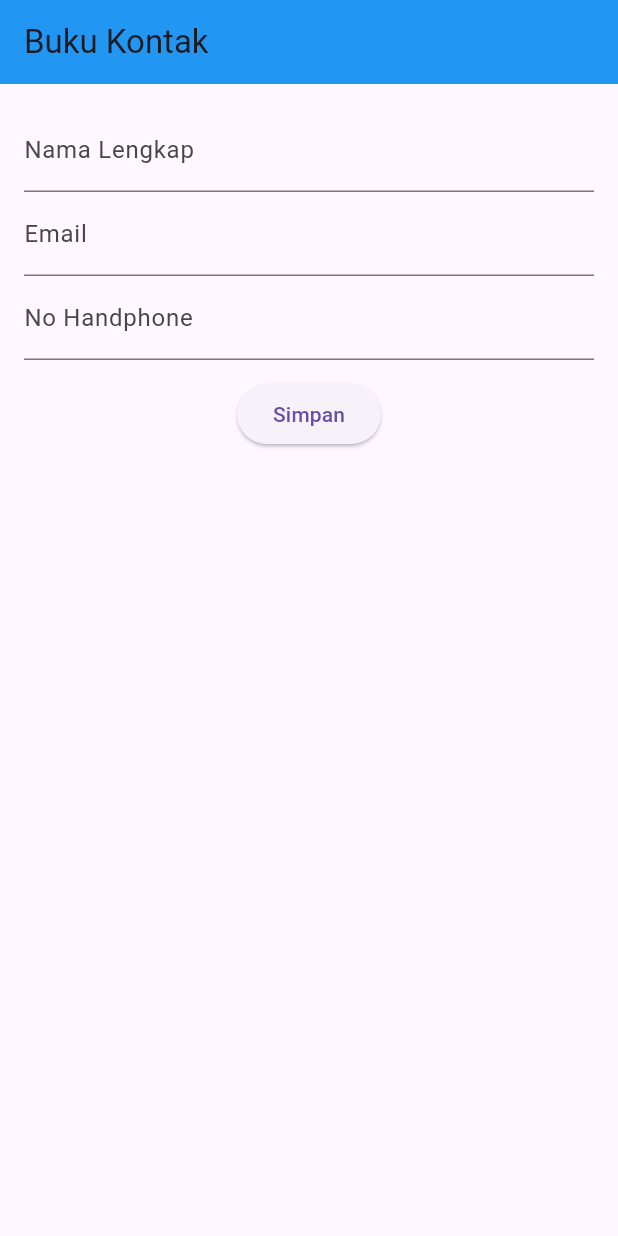
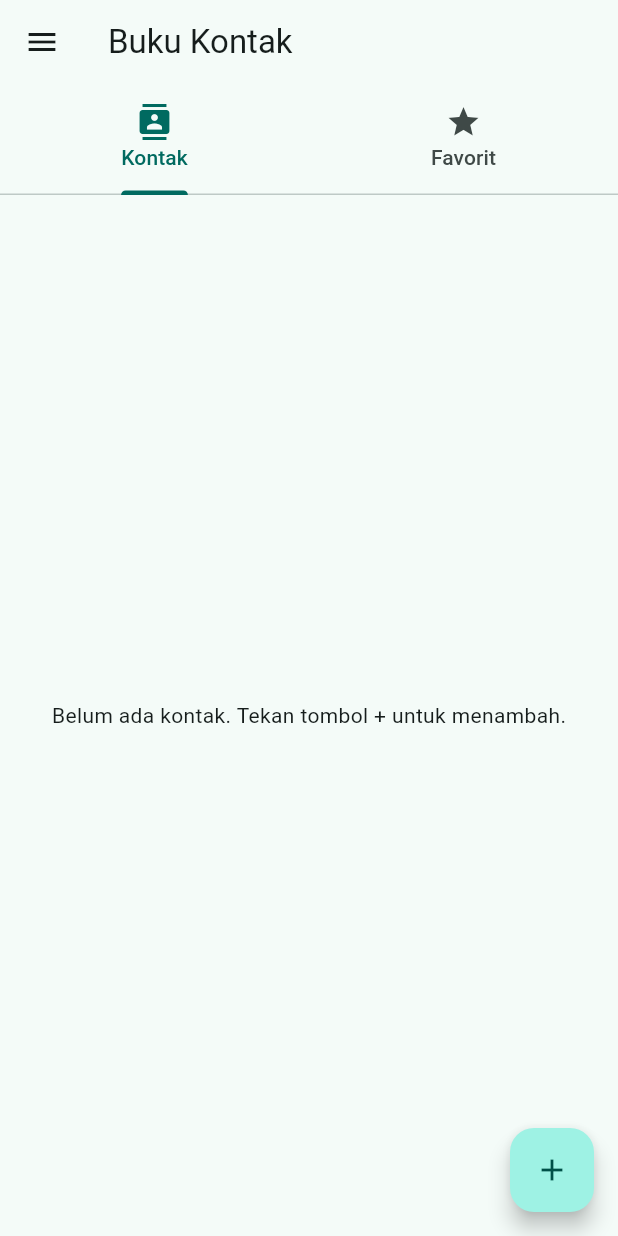
Before and after one commit to rasheesakk/bonyok, a Flutter app: the screen it shows after launch, on a phone screen of 412 x 824 dp. Run offline on Flutter 3.47's test engine with Material 3 defaults, Android fonts, the phone set to English and light mode, and no system bars.

Commit message:
Initial commit: Buku Kontak app

```diff
--- /dev/null
+++ b/lib/data/contact_store.dart
@@ -0,0 +1,29 @@
+import 'package:flutter/foundation.dart';
+import '../models/contact.dart';
+
+class ContactStore {
+  ContactStore._internal();
+  static final ContactStore instance = ContactStore._internal();
+
+  final List<Contact> _contacts = [];
+
+  // Berubah setiap kali data kontak berubah, dipakai untuk trigger rebuild UI.
+  final ValueNotifier<int> version = ValueNotifier<int>(0);
+
+  List<Contact> get contacts => List.unmodifiable(_contacts);
+
+  List<Contact> get favorites =>
+      _contacts.where((c) => c.isFavorite).toList();
+
+  void addContact(Contact contact) {
+    _contacts.add(contact);
+    _notify();
+  }
+
+  void toggleFavorite(Contact contact) {
+    contact.isFavorite = !contact.isFavorite;
+    _notify();
+  }
+
+  void _notify() => version.value++;
+}
--- a/lib/main.dart
+++ b/lib/main.dart
@@ -1,122 +1,30 @@
 import 'package:flutter/material.dart';
+import 'pages/home_page.dart';
+import 'pages/add_contact_page.dart';
+import 'pages/about_page.dart';
 
 void main() {
-  runApp(const MyApp());
+  runApp(const BukuKontakApp());
 }
 
-class MyApp extends StatelessWidget {
-  const MyApp({super.key});
+class BukuKontakApp extends StatelessWidget {
+  const BukuKontakApp({super.key});
 
   @override
   Widget build(BuildContext context) {
     return MaterialApp(
-      debugShowCheckedModeBanner: true,
       title: 'Buku Kontak',
+      debugShowCheckedModeBanner: false,
       theme: ThemeData(
-        primarySwatch: Colors.blue,
+        colorSchemeSeed: Colors.teal,
+        useMaterial3: true,
       ),
-      home: const BukuKontakPage(),
+      initialRoute: '/',
+      routes: {
+        '/': (context) => const HomePage(),
+        '/tambah': (context) => const AddContactPage(),
+        '/tentang': (context) => const AboutPage(),
+      },
     );
   }
 }
-
-// Model sederhana untuk menyimpan data kontak
-class Kontak {
-  final String nama;
-  final String email;
-  final String noHp;
-
-  Kontak({required this.nama, required this.email, required this.noHp});
-}
-
-class BukuKontakPage extends StatefulWidget {
-  const BukuKontakPage({super.key});
-
-  @override
-  State<BukuKontakPage> createState() => _BukuKontakPageState();
-}
-
-class _BukuKontakPageState extends State<BukuKontakPage> {
-  // Controller Form
-  final TextEditingController _namaController = TextEditingController();
-  final TextEditingController _emailController = TextEditingController();
-  final TextEditingController _noHpController = TextEditingController();
-
-  // List Penyimpanan Data Kontak
-  final List<Kontak> _daftarKontak = [];
-
-  void _tambahKontak() {
-    if (_namaController.text.isNotEmpty) {
-      setState(() {
-        _daftarKontak.add(
-          Kontak(
-            nama: _namaController.text,
-            email: _emailController.text,
-            noHp: _noHpController.text,
-          ),
-        );
-        _namaController.clear();
-        _emailController.clear();
-        _noHpController.clear();
-      });
-    }
-  }
-
-  @override
-  Widget build(BuildContext context) {
-    return Scaffold(
-      appBar: AppBar(
-        title: const Text('Buku Kontak'),
-        backgroundColor: Colors.blue,
-      ),
-      body: Column(
-        children: [
-          // Section Form Input
-          Padding(
-            padding: const EdgeInsets.all(16.0),
-            child: Column(
-              children: [
-                TextField(
-                  controller: _namaController,
-                  decoration: const InputDecoration(labelText: 'Nama Lengkap'),
-                ),
-                TextField(
-                  controller: _emailController,
-                  decoration: const InputDecoration(labelText: 'Email'),
-                ),
-                TextField(
-                  controller: _noHpController,
-                  keyboardType: TextInputType.phone,
-                  decoration: const InputDecoration(labelText: 'No Handphone'),
-                ),
-                const SizedBox(height: 12),
-                ElevatedButton(
-                  onPressed: _tambahKontak,
-                  child: const Text('Simpan'),
-                ),
-              ],
-            ),
-          ),
-
-          // Section List Kontak
-          Expanded(
-            child: ListView.builder(
-              itemCount: _daftarKontak.length,
-              itemBuilder: (context, index) {
-                final kontak = _daftarKontak[index];
-                return ListTile(
-                  leading: const Icon(Icons.person),
-                  title: Text(
-                    kontak.nama,
-                    style: const TextStyle(fontWeight: FontWeight.bold),
-                  ),
-                  subtitle: Text('${kontak.email}\n${kontak.noHp}'),
-                );
-              },
-            ),
-          ),
-        ],
-      ),
-    );
-  }
-}
--- /dev/null
+++ b/lib/models/contact.dart
@@ -0,0 +1,13 @@
+class Contact {
+  Contact({
+    required this.name,
+    required this.email,
+    required this.phone,
+    this.isFavorite = false,
+  });
+
+  String name;
+  String email;
+  String phone;
+  bool isFavorite;
+}
--- /dev/null
+++ b/lib/pages/home_page.dart
@@ -0,0 +1,103 @@
+import 'package:flutter/material.dart';
+import '../widgets/contact_list_view.dart';
+import '../widgets/favorite_list_view.dart';
+
+class HomePage extends StatefulWidget {
+  const HomePage({super.key});
+
+  @override
+  State<HomePage> createState() => _HomePageState();
+}
+
+class _HomePageState extends State<HomePage>
+    with SingleTickerProviderStateMixin {
+  late final TabController _tabController;
+
+  @override
+  void initState() {
+    super.initState();
+    _tabController = TabController(length: 2, vsync: this);
+  }
+
+  @override
+  void dispose() {
+    _tabController.dispose();
+    super.dispose();
+  }
+
+  void _goToTab(int index) {
+    Navigator.pop(context);
+    _tabController.animateTo(index);
+  }
+
+  @override
+  Widget build(BuildContext context) {
+    return Scaffold(
+      appBar: AppBar(
+        title: const Text('Buku Kontak'),
+        bottom: TabBar(
+          controller: _tabController,
+          tabs: const [
+            Tab(icon: Icon(Icons.contacts), text: 'Kontak'),
+            Tab(icon: Icon(Icons.star), text: 'Favorit'),
+          ],
+        ),
+      ),
+      drawer: Drawer(
+        child: ListView(
+          padding: EdgeInsets.zero,
+          children: [
+            const DrawerHeader(
+              decoration: BoxDecoration(color: Colors.teal),
+              child: Align(
+                alignment: Alignment.bottomLeft,
+                child: Text(
+                  'Buku Kontak',
+                  style: TextStyle(color: Colors.white, fontSize: 24),
+                ),
+              ),
+            ),
+            ListTile(
+              leading: const Icon(Icons.contacts),
+              title: const Text('Kontak'),
+              onTap: () => _goToTab(0),
+            ),
+            ListTile(
+              leading: const Icon(Icons.person_add),
+              title: const Text('Tambah Kontak'),
+              onTap: () {
+                Navigator.pop(context);
+                Navigator.pushNamed(context, '/tambah');
+              },
+            ),
+            ListTile(
+              leading: const Icon(Icons.star),
+              title: const Text('Favorit'),
+              onTap: () => _goToTab(1),
+            ),
+            ListTile(
+              leading: const Icon(Icons.info),
+              title: const Text('Tentang'),
+              onTap: () {
+                Navigator.pop(context);
+                Navigator.pushNamed(context, '/tentang');
+              },
+            ),
+          ],
+        ),
+      ),
+      body: TabBarView(
+        controller: _tabController,
+        children: const [
+          ContactListView(),
+          FavoriteListView(),
+        ],
+      ),
+      floatingActionButton: FloatingActionButton(
+        tooltip: 'Tambah Kontak',
+        onPressed: () => Navigator.pushNamed(context, '/tambah'),
+        child: const Icon(Icons.add),
+      ),
+    );
+  }
+}
--- /dev/null
+++ b/lib/widgets/contact_list_view.dart
@@ -0,0 +1,52 @@
+import 'package:flutter/material.dart';
+import '../data/contact_store.dart';
+
+class ContactListView extends StatelessWidget {
+  const ContactListView({super.key});
+
+  @override
+  Widget build(BuildContext context) {
+    return ValueListenableBuilder<int>(
+      valueListenable: ContactStore.instance.version,
+      builder: (context, _, __) {
+        final contacts = ContactStore.instance.contacts;
+
+        if (contacts.isEmpty) {
+          return const Center(
+            child: Text('Belum ada kontak. Tekan tombol + untuk menambah.'),
+          );
+        }
+
+        return ListView.separated(
+          padding: const EdgeInsets.all(8),
+          itemCount: contacts.length,
+          separatorBuilder: (_, __) => const Divider(),
+          itemBuilder: (context, index) {
+            final contact = contacts[index];
+            return ListTile(
+              leading: CircleAvatar(
+                child: Text(
+                  contact.name.isNotEmpty
+                      ? contact.name[0].toUpperCase()
+                      : '?',
+                ),
+              ),
+              title: Text(contact.name),
+              subtitle: Text('${contact.email}\n${contact.phone}'),
+              isThreeLine: true,
+              trailing: IconButton(
+                icon: Icon(
+                  contact.isFavorite ? Icons.star : Icons.star_border,
+                  color: contact.isFavorite ? Colors.amber : null,
+                ),
+                tooltip: 'Tandai favorit',
+                onPressed: () =>
+                    ContactStore.instance.toggleFavorite(contact),
+              ),
+            );
+          },
+        );
+      },
+    );
+  }
+}
--- a/pubspec.yaml
+++ b/pubspec.yaml
@@ -51,11 +51,13 @@ dev_dependencies:
 
 # The following section is specific to Flutter packages.
 flutter:
+  uses-material-design: true
+  assets:
+    - assets/foto_profil.jpg
 
   # The following line ensures that the Material Icons font is
   # included with your application, so that you can use the icons in
   # the material Icons class.
-  uses-material-design: true
 
   # To add assets to your application, add an assets section, like this:
   # assets:
```
Also changed, not shown: lib/pages/about_page.dart (added, +38 -0 lines), lib/pages/add_contact_page.dart (added, +104 -0 lines), lib/widgets/favorite_list_view.dart (added, +35 -0 lines), assets/foto_profil.jpg (added), 1 other file.
